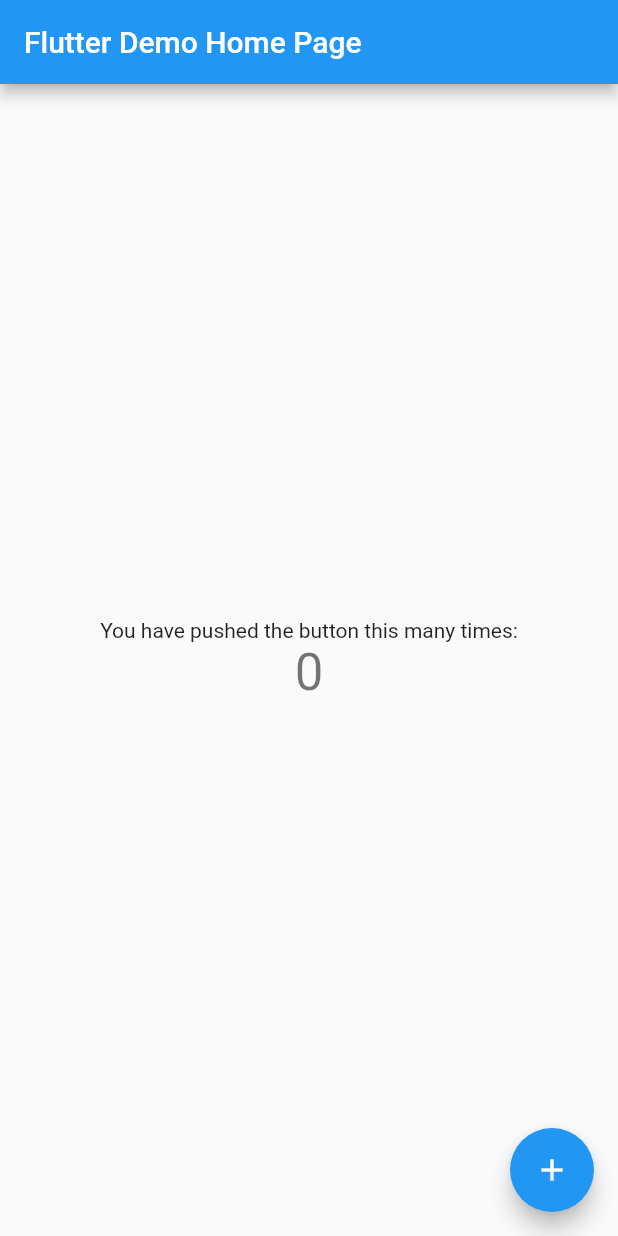
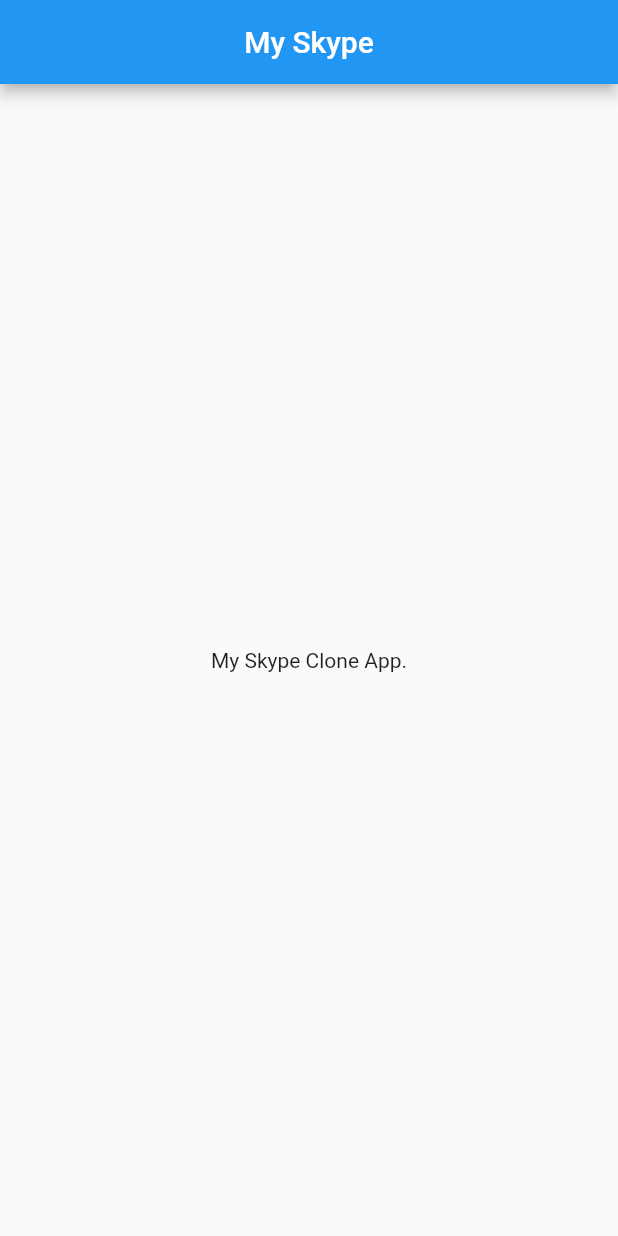
Before and after one commit to khursheed33/mySkype, a Flutter app: the screen it shows after launch, on a phone screen of 412 x 824 dp. Run offline on Flutter 3.47's test engine with Material 2 defaults, Android fonts, the light colour scheme and no system bars.

Commit message:
Homepage Added

```diff
--- a/lib/main.dart
+++ b/lib/main.dart
@@ -1,4 +1,5 @@
 import 'package:flutter/material.dart';
+import 'package:myskype/screens/homepage.dart';
 
 void main() {
   runApp(const MyApp());
@@ -11,105 +12,12 @@
   @override
   Widget build(BuildContext context) {
     return MaterialApp(
+      debugShowCheckedModeBanner: false,
       title: 'Flutter Demo',
       theme: ThemeData(
-        // This is the theme of your application.
-        //
-        // Try running your application with "flutter run". You'll see the
-        // application has a blue toolbar. Then, without quitting the app, try
-        // changing the primarySwatch below to Colors.green and then invoke
-        // "hot reload" (press "r" in the console where you ran "flutter run",
-        // or simply save your changes to "hot reload" in a Flutter IDE).
-        // Notice that the counter didn't reset back to zero; the application
-        // is not restarted.
         primarySwatch: Colors.blue,
       ),
-      home: const MyHomePage(title: 'Flutter Demo Home Page'),
+      home: const Homepage(),
     );
   }
 }
-
-class MyHomePage extends StatefulWidget {
-  const MyHomePage({Key? key, required this.title}) : super(key: key);
-
-  // This widget is the home page of your application. It is stateful, meaning
-  // that it has a State object (defined below) that contains fields that affect
-  // how it looks.
-
-  // This class is the configuration for the state. It holds the values (in this
-  // case the title) provided by the parent (in this case the App widget) and
-  // used by the build method of the State. Fields in a Widget subclass are
-  // always marked "final".
-
-  final String title;
-
-  @override
-  State<MyHomePage> createState() => _MyHomePageState();
-}
-
-class _MyHomePageState extends State<MyHomePage> {
-  int _counter = 0;
-
-  void _incrementCounter() {
-    setState(() {
-      // This call to setState tells the Flutter framework that something has
-      // changed in this State, which causes it to rerun the build method below
-      // so that the display can reflect the updated values. If we changed
-      // _counter without calling setState(), then the build method would not be
-      // called again, and so nothing would appear to happen.
-      _counter++;
-    });
-  }
-
-  @override
-  Widget build(BuildContext context) {
-    // This method is rerun every time setState is called, for instance as done
-    // by the _incrementCounter method above.
-    //
-    // The Flutter framework has been optimized to make rerunning build methods
-    // fast, so that you can just rebuild anything that needs updating rather
-    // than having to individually change instances of widgets.
-    return Scaffold(
-      appBar: AppBar(
-        // Here we take the value from the MyHomePage object that was created by
-        // the App.build method, and use it to set our appbar title.
-        title: Text(widget.title),
-      ),
-      body: Center(
-        // Center is a layout widget. It takes a single child and positions it
-        // in the middle of the parent.
-        child: Column(
-          // Column is also a layout widget. It takes a list of children and
-          // arranges them vertically. By default, it sizes itself to fit its
-          // children horizontally, and tries to be as tall as its parent.
-          //
-          // Invoke "debug painting" (press "p" in the console, choose the
-          // "Toggle Debug Paint" action from the Flutter Inspector in Android
-          // Studio, or the "Toggle Debug Paint" command in Visual Studio Code)
-          // to see the wireframe for each widget.
-          //
-          // Column has various properties to control how it sizes itself and
-          // how it positions its children. Here we use mainAxisAlignment to
-          // center the children vertically; the main axis here is the vertical
-          // axis because Columns are vertical (the cross axis would be
-          // horizontal).
-          mainAxisAlignment: MainAxisAlignment.center,
-          children: <Widget>[
-            const Text(
-              'You have pushed the button this many times:',
-            ),
-            Text(
-              '$_counter',
-              style: Theme.of(context).textTheme.headline4,
-            ),
-          ],
-        ),
-      ),
-      floatingActionButton: FloatingActionButton(
-        onPressed: _incrementCounter,
-        tooltip: 'Increment',
-        child: const Icon(Icons.add),
-      ), // This trailing comma makes auto-formatting nicer for build methods.
-    );
-  }
-}
--- /dev/null
+++ b/lib/screens/homepage.dart
@@ -0,0 +1,18 @@
+import 'package:flutter/material.dart';
+
+class Homepage extends StatelessWidget {
+  const Homepage({Key? key}) : super(key: key);
+
+  @override
+  Widget build(BuildContext context) {
+    return Scaffold(
+      appBar: AppBar(
+        centerTitle: true,
+        title: const Text("My Skype"),
+      ),
+      body: const Center(
+        child: Text("My Skype Clone App."),
+      ),
+    );
+  }
+}
```
